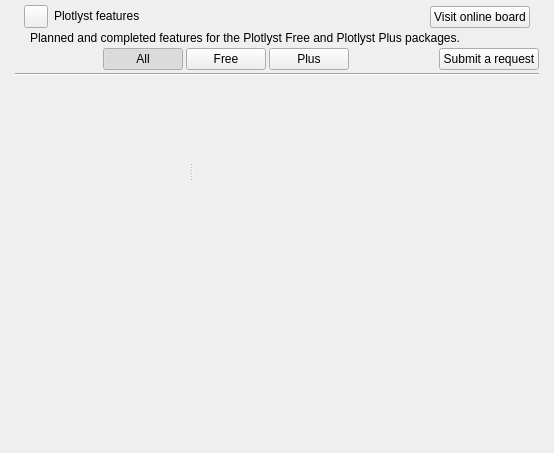
This is ui/roadmap_view.ui in plotlyst/plotlyst-app as Qt 5 draws it before an edit. The edited form follows.
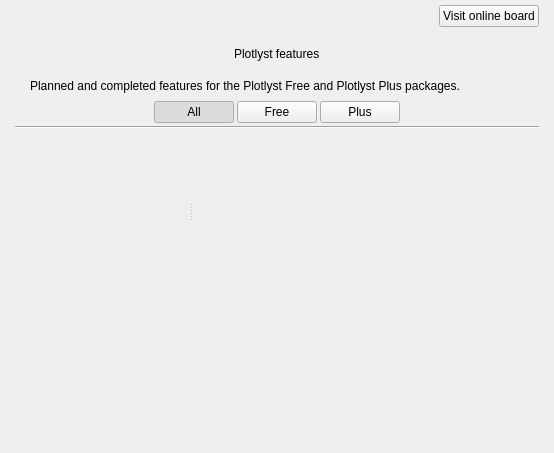
This is the edited form.

Diff of the .ui file:
```diff
--- a/ui/roadmap_view.ui
+++ b/ui/roadmap_view.ui
@@ -29,26 +29,30 @@
    <property name="bottomMargin">
     <number>5</number>
    </property>
-   <item>
-    <widget class="QWidget" name="wdgTitle" native="true">
-     <layout class="QHBoxLayout" name="horizontalLayout_2">
-      <property name="topMargin">
-       <number>0</number>
-      </property>
-      <property name="bottomMargin">
-       <number>0</number>
-      </property>
-      <item>
-       <widget class="QToolButton" name="btnRoadmapIcon">
+   <item alignment="Qt::AlignRight">
+    <widget class="QPushButton" name="btnVisitRoadmap">
+     <property name="cursor">
+      <cursorShape>PointingHandCursor</cursorShape>
+     </property>
         <property name="text">
-         <string/>
+      <string>Visit online board</string>
         </property>
         <property name="transparent" stdset="0">
          <bool>true</bool>
         </property>
        </widget>
       </item>
-      <item>
+   <item alignment="Qt::AlignRight">
+    <widget class="QLabel" name="lblLastUpdated">
+     <property name="text">
+      <string/>
+     </property>
+     <property name="description" stdset="0">
+      <bool>true</bool>
+     </property>
+    </widget>
+   </item>
+   <item alignment="Qt::AlignHCenter">
        <widget class="QLabel" name="lblTitle">
         <property name="sizePolicy">
          <sizepolicy hsizetype="Preferred" vsizetype="Maximum">
@@ -60,47 +64,11 @@
          <string>Plotlyst features</string>
         </property>
         <property name="h4" stdset="0">
-         <bool>true</bool>
-        </property>
-       </widget>
-      </item>
-      <item>
-       <spacer name="horizontalSpacer_3">
-        <property name="orientation">
-         <enum>Qt::Horizontal</enum>
-        </property>
-        <property name="sizeHint" stdset="0">
-         <size>
-          <width>40</width>
-          <height>20</height>
-         </size>
-        </property>
-       </spacer>
-      </item>
-      <item alignment="Qt::AlignBottom">
-       <widget class="QLabel" name="lblLastUpdated">
-        <property name="text">
-         <string/>
-        </property>
-        <property name="description" stdset="0">
+      <bool>false</bool>
+     </property>
+     <property name="h3" stdset="0">
          <bool>true</bool>
         </property>
-       </widget>
-      </item>
-      <item alignment="Qt::AlignBottom">
-       <widget class="QPushButton" name="btnVisitRoadmap">
-        <property name="cursor">
-         <cursorShape>PointingHandCursor</cursorShape>
-        </property>
-        <property name="text">
-         <string>Visit online board</string>
-        </property>
-        <property name="transparent" stdset="0">
-         <bool>true</bool>
-        </property>
-       </widget>
-      </item>
-     </layout>
     </widget>
    </item>
    <item>
@@ -113,13 +81,13 @@
        <number>15</number>
       </property>
       <property name="topMargin">
-       <number>0</number>
+       <number>15</number>
       </property>
       <property name="rightMargin">
        <number>5</number>
       </property>
       <property name="bottomMargin">
-       <number>0</number>
+       <number>5</number>
       </property>
       <item>
        <widget class="QLabel" name="label">
@@ -283,22 +251,6 @@
         </property>
        </spacer>
       </item>
-      <item>
-       <widget class="QPushButton" name="btnSubmitRequest">
-        <property name="cursor">
-         <cursorShape>PointingHandCursor</cursorShape>
-        </property>
-        <property name="text">
-         <string>Submit a request</string>
-        </property>
-        <property name="confirm" stdset="0">
-         <bool>true</bool>
-        </property>
-        <property name="positive" stdset="0">
-         <bool>true</bool>
-        </property>
-       </widget>
-      </item>
      </layout>
     </widget>
    </item>
@@ -367,7 +319,7 @@
          <x>0</x>
          <y>0</y>
          <width>343</width>
-         <height>183</height>
+         <height>157</height>
         </rect>
        </property>
        <property name="sizePolicy">
@@ -387,7 +339,7 @@
          <number>20</number>
         </property>
         <property name="topMargin">
-         <number>15</number>
+         <number>5</number>
         </property>
         <property name="rightMargin">
          <number>0</number>
```
Left out of the diff: 2 changed lines with no effect on the pictures. Lines whose indentation alone changed are shown as unchanged.
